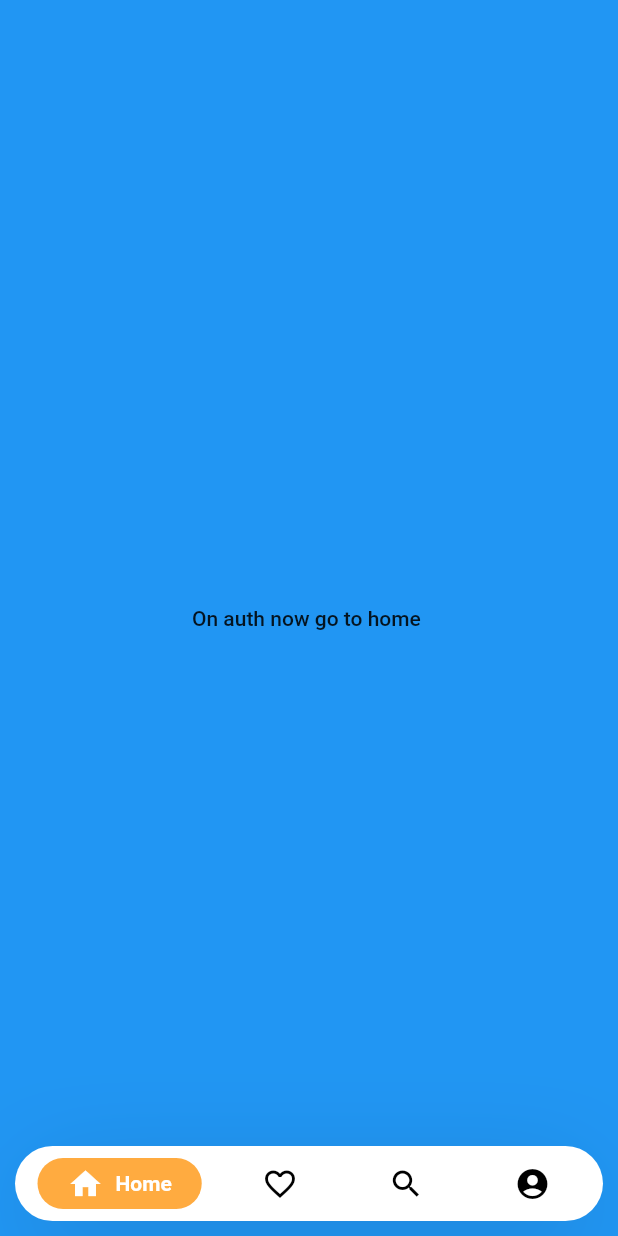
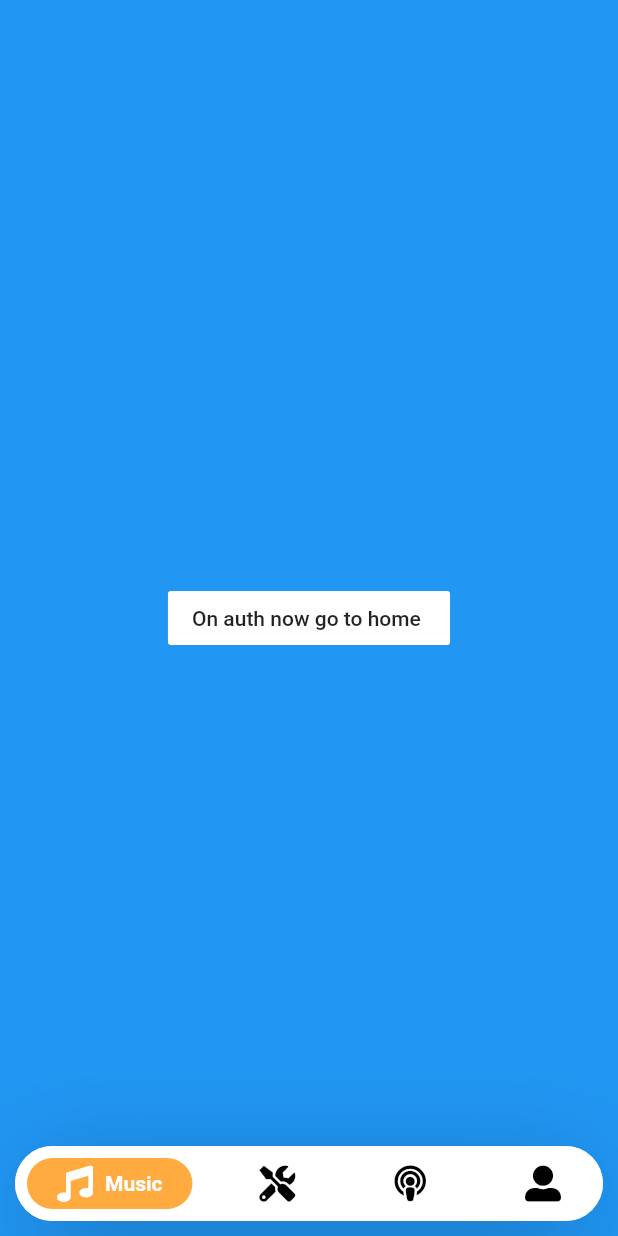
Before and after one commit to smidthebest/Legato, a Flutter app: the Home screen opened directly, after a tap on "On auth now go to home", on a phone screen of 412 x 824 dp. Run offline on Flutter 3.47's test engine with Material 2 defaults, Android fonts, the phone set to English and light mode, and no system bars; drawn by our look-alikes of google_nav_bar; our stand-ins replace after_layout, font_awesome_flutter, shared_preferences; accounts and stored records are empty.

Commit message:
some icon stuff

```diff
--- a/Legato/lib/auth/auth.dart
+++ b/Legato/lib/auth/auth.dart
@@ -1,4 +1,6 @@
 import 'package:flutter/material.dart';
+
+import '../home/home.dart';
 
 class Auth extends StatefulWidget {
   @override
@@ -12,12 +14,13 @@ class _Auth extends State<Auth> {
       backgroundColor: Colors.blue,
       body: Center(
         child: FlatButton(
+          color: Colors.white,
           child: Text("On auth now go to home "),
           onPressed: () {
             Navigator.push(
               context,
               MaterialPageRoute(
-                builder: (context) => Auth(),
+                builder: (context) => Home(),
               ),
             );
           },
--- a/Legato/lib/home/home.dart
+++ b/Legato/lib/home/home.dart
@@ -1,9 +1,8 @@
-import 'dart:io';
 import 'package:flutter/cupertino.dart';
 import 'package:flutter/material.dart';
 import 'package:google_nav_bar/google_nav_bar.dart';
-
 import '../auth/auth.dart';
+import 'package:font_awesome_flutter/font_awesome_flutter.dart';
 
 class Home extends StatefulWidget {
   Home();
@@ -47,7 +46,7 @@ class _Home extends State<Home> {
                 ),
                 child: Padding(
                   padding:
-                      const EdgeInsets.symmetric(horizontal: 15.0, vertical: 8),
+                      const EdgeInsets.symmetric(horizontal: 8.0, vertical: 8),
                   child: GNav(
                     gap: 8,
                     activeColor: Colors.white,
@@ -57,19 +56,19 @@ class _Home extends State<Home> {
                     tabBackgroundColor: Colors.orangeAccent,
                     tabs: [
                       GButton(
-                        icon: Icons.home,
-                        text: 'Home',
+                        icon: FontAwesomeIcons.music,
+                        text: 'Music',
                       ),
                       GButton(
-                        icon: Icons.favorite_border,
-                        text: 'Likes',
+                        icon: FontAwesomeIcons.tools,
+                        text: 'Resources',
                       ),
                       GButton(
-                        icon: Icons.search,
-                        text: 'Search',
+                        icon: FontAwesomeIcons.podcast,
+                        text: 'Podcast',
                       ),
                       GButton(
-                        icon: Icons.account_circle,
+                        icon: FontAwesomeIcons.userAlt,
                         text: 'Profile',
                       ),
                     ],
@@ -88,6 +87,10 @@ class _Home extends State<Home> {
                           case 2:
                             _navigatorKey.currentState
                                 .pushReplacementNamed("2");
+                            break;
+                          case 2:
+                            _navigatorKey.currentState
+                                .pushReplacementNamed("3");
                             break;
                           default:
                             _navigatorKey.currentState
--- a/Legato/pubspec.yaml
+++ b/Legato/pubspec.yaml
@@ -27,6 +27,7 @@ dependencies:
   shared_preferences: ^0.5.8
   after_layout: ^1.0.7+2
   provider: ^4.3.1
+  font_awesome_flutter: 8.8.1
 
   # The following adds the Cupertino Icons font to your application.
   # Use with the CupertinoIcons class for iOS style icons.
```
Also changed, not shown: Legato/pubspec.lock.
